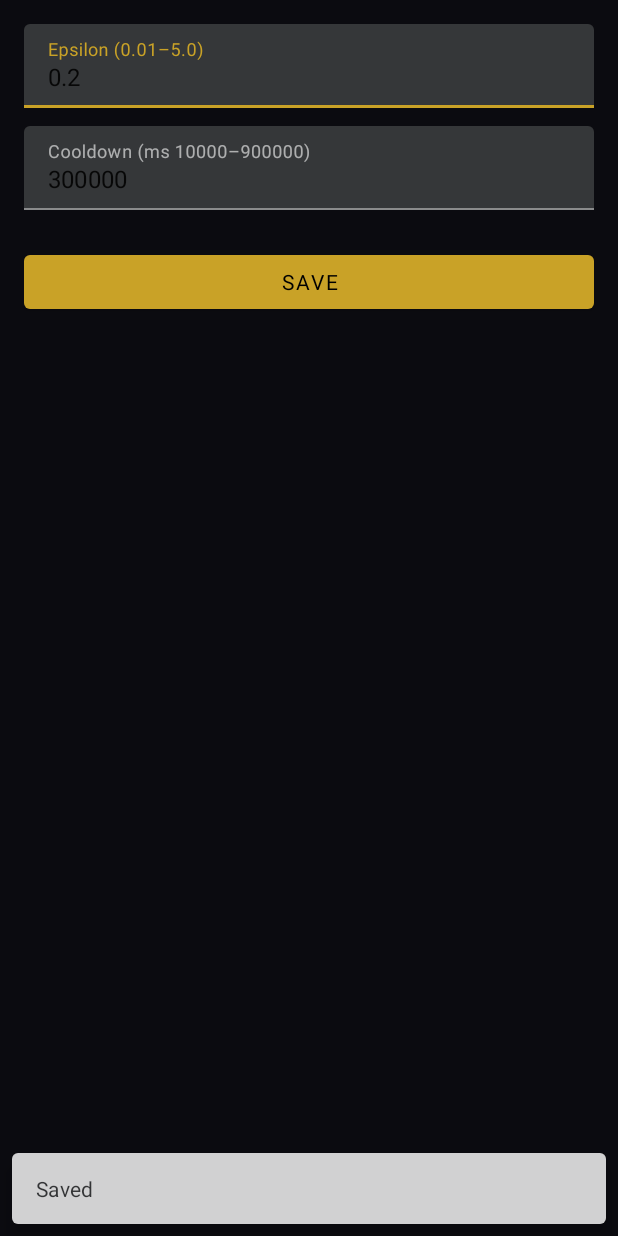
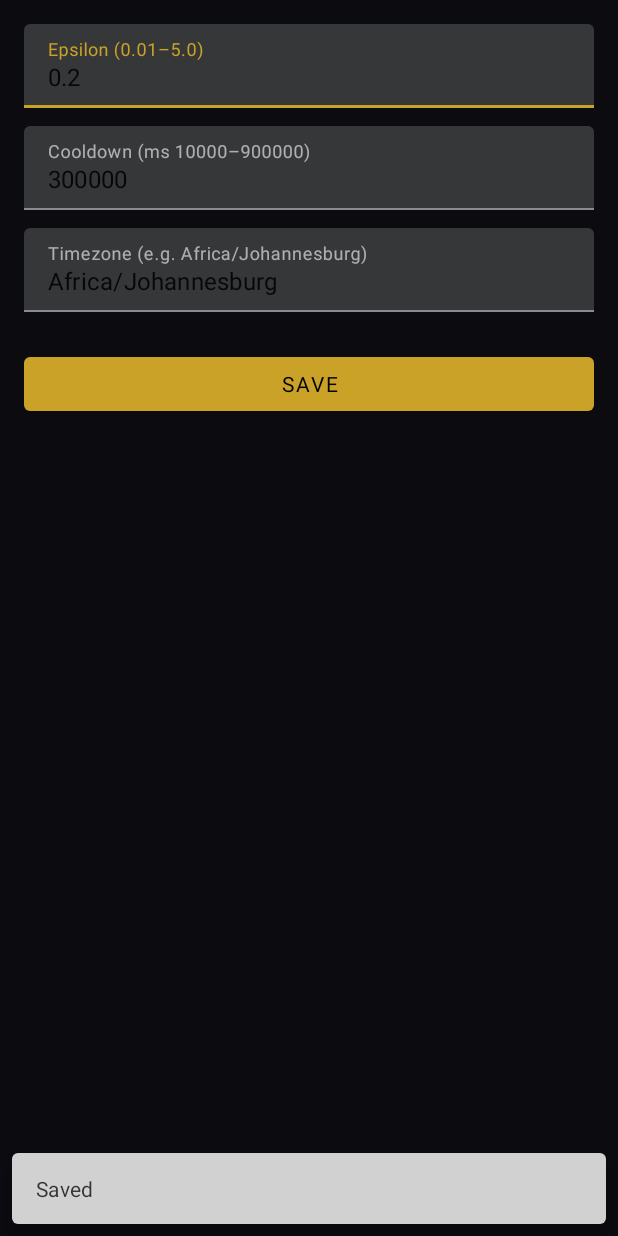
Before and after one commit to OleTab22/SniperFlowApp, an Android app built with Jetpack Compose: the SettingsActivity screen opened directly, with no data from a screen before it, after a tap on "SAVE", on a phone screen of 412 x 824 dp. Run offline under Robolectric (Android 15) with nearby library versions, the phone set to English and light mode, and no system bars; pictures from the network do not load.

Commit message:
updated app : updated backend , added timezone picker and improve journal feature

```diff
--- a/app/src/main/java/com/example/sniperflow/App.kt
+++ b/app/src/main/java/com/example/sniperflow/App.kt
@@ -4,6 +4,8 @@ import android.app.Application
 import com.example.sniperflow.data.db.AppDb
 import com.example.sniperflow.data.journal.JournalSyncWorker
 import androidx.room.Room
+import com.example.sniperflow.domain.metrics.UserTimezone
+import com.example.sniperflow.settings.SettingsRepository
 
 class App : Application() {
     lateinit var db: AppDb; private set
@@ -17,5 +19,7 @@ class App : Application() {
         JournalSyncWorker.schedule(this)
         // Keep backend warm while app in foreground
         com.example.sniperflow.ui.keepalive.BackendKeepAlive.init()
+        // Initialize user-selected timezone (default Africa/Johannesburg)
+        runCatching { UserTimezone.tzId = SettingsRepository(this).loadTimezone() }
     }
 }
--- a/app/src/main/java/com/example/sniperflow/network/HomeModels.kt
+++ b/app/src/main/java/com/example/sniperflow/network/HomeModels.kt
@@ -10,7 +10,8 @@ data class HomeResponse(
     val calendar: CalendarSection?,
     val quality: QualitySection?,
     val alerts: List<AlertItem>?,
-    val gates: GatesSection?
+    val gates: GatesSection?,
+    @Json(name = "provider_status") val providerStatus: Map<String, Any?>? = null
 )
 
 data class PricePanel(
--- a/app/src/main/java/com/example/sniperflow/settings/SettingsActivity.kt
+++ b/app/src/main/java/com/example/sniperflow/settings/SettingsActivity.kt
@@ -25,19 +25,23 @@ class SettingsActivity : AppCompatActivity() {
         val cooldownLayout = findViewById<TextInputLayout>(R.id.cooldownLayout)
         val epsilonInput = findViewById<TextInputEditText>(R.id.epsilonInput)
         val cooldownInput = findViewById<TextInputEditText>(R.id.cooldownInput)
+        val tzInput = findViewById<TextInputEditText>(R.id.tzInput)
         val saveBtn = findViewById<android.view.View>(R.id.saveBtn)
 
         // Optional: quick Test connection button if present (resolve by name to avoid compile-time R error)
+        @Suppress("DiscouragedApi")
         val testId = resources.getIdentifier("btnTest", "id", packageName)
         val testBtn = if (testId != 0) findViewById<Button>(testId) else null
 
         val (savedEpsilon, savedCooldown) = repository.load()
         epsilonInput.setText(savedEpsilon.toString())
         cooldownInput.setText(savedCooldown.toString())
+        tzInput.setText(repository.loadTimezone())
 
         saveBtn.setOnClickListener { view ->
             val epsilon = epsilonInput.text?.toString()?.toDoubleOrNull()
             val cooldown = cooldownInput.text?.toString()?.toLongOrNull()
+            val tzId = tzInput.text?.toString()?.trim().orEmpty().ifBlank { null }
 
             var valid = true
             if (!Validators.isEpsilonValid(epsilon)) {
@@ -55,7 +59,7 @@ class SettingsActivity : AppCompatActivity() {
             }
 
             if (valid) {
-                repository.save(epsilon!!, cooldown!!)
+                repository.save(epsilon!!, cooldown!!, tzId)
                 Snackbar.make(view, "Saved", Snackbar.LENGTH_SHORT).show()
             }
         }
--- a/app/src/main/java/com/example/sniperflow/settings/SettingsRepository.kt
+++ b/app/src/main/java/com/example/sniperflow/settings/SettingsRepository.kt
@@ -1,15 +1,19 @@
 package com.example.sniperflow.settings
 
 import android.content.Context
+import androidx.core.content.edit
 
 class SettingsRepository(ctx: Context) {
     private val prefs = ctx.getSharedPreferences("sniperflow_settings", Context.MODE_PRIVATE)
 
-    fun save(epsilon: Double, cooldownMs: Long) {
-        prefs.edit()
-            .putString("epsilon", epsilon.toString())
-            .putLong("cooldownMs", cooldownMs)
-            .apply()
+    fun save(epsilon: Double, cooldownMs: Long, tzId: String? = null) {
+        prefs.edit {
+            putString("epsilon", epsilon.toString())
+                .putLong("cooldownMs", cooldownMs)
+                .apply {
+                    if (tzId != null) putString("tzId", tzId)
+                }
+        }
     }
 
     fun load(): Pair<Double, Long> {
@@ -17,4 +21,6 @@ class SettingsRepository(ctx: Context) {
         val cooldown = prefs.getLong("cooldownMs", 300_000L)
         return epsilon to cooldown
     }
+
+    fun loadTimezone(): String = prefs.getString("tzId", "Africa/Johannesburg") ?: "Africa/Johannesburg"
 }
--- a/app/src/main/res/layout/activity_settings.xml
+++ b/app/src/main/res/layout/activity_settings.xml
@@ -35,6 +35,20 @@
                 android:inputType="number" />
         </com.google.android.material.textfield.TextInputLayout>
 
+        <com.google.android.material.textfield.TextInputLayout
+            android:id="@+id/tzLayout"
+            android:layout_width="match_parent"
+            android:layout_height="wrap_content"
+            android:layout_marginTop="12dp"
+            android:hint="Timezone (e.g. Africa/Johannesburg)">
+
+            <com.google.android.material.textfield.TextInputEditText
+                android:id="@+id/tzInput"
+                android:layout_width="match_parent"
+                android:layout_height="wrap_content"
+                android:inputType="text" />
+        </com.google.android.material.textfield.TextInputLayout>
+
         <com.google.android.material.button.MaterialButton
             android:id="@+id/saveBtn"
             android:layout_width="match_parent"
```
Also changed, not shown: app/src/main/java/com/example/sniperflow/MainActivity.kt (+34 -5 lines), app/src/main/java/com/example/sniperflow/data/HomeRepository.kt (+12 -3 lines), app/src/main/java/com/example/sniperflow/data/journal/JournalDao.kt (+8 -0 lines), app/src/main/java/com/example/sniperflow/domain/metrics/TimeUtil.kt (+4 -7 lines), app/src/main/java/com/example/sniperflow/domain/metrics/UserTimezone.kt (added, +10 -0 lines), app/src/main/java/com/example/sniperflow/ui/journal/JournalDetailActivity.kt (+68 -6 lines), app/src/main/res/values/strings.xml (+8 -0 lines), 1 other file.
